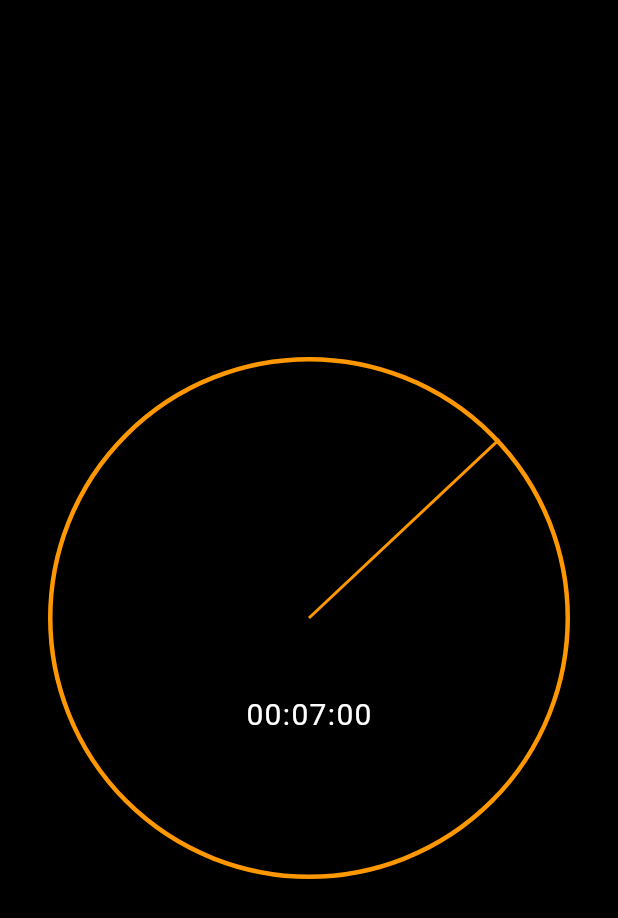
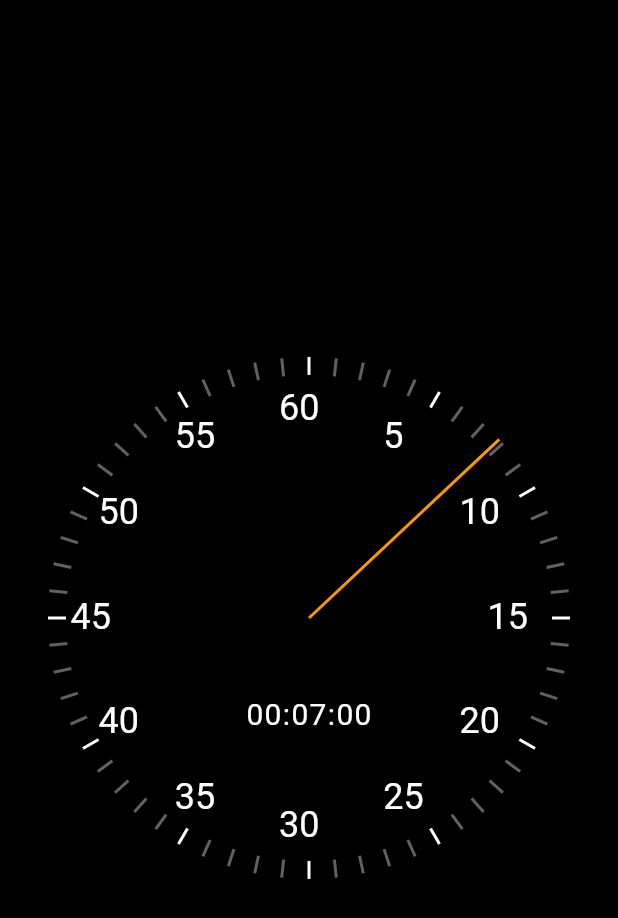
Before and after one commit to Socheath-Horl/stopwatch, a Flutter app: the screen it shows after launch, on a phone screen of 412 x 824 dp. Shown: the top 918 px of the screen. Run offline on Flutter 3.47's test engine with Material 2 defaults, Android fonts, the phone set to English and light mode, and no system bars.

Commit message:
render clock

```diff
--- /dev/null
+++ b/lib/ui/clock_markers.dart
@@ -0,0 +1,32 @@
+import 'dart:math';
+
+import 'package:flutter/material.dart';
+
+class ClockSecondsTickMarker extends StatelessWidget {
+  const ClockSecondsTickMarker({
+    Key? key,
+    required this.seconds,
+    required this.radius,
+  });
+  final int seconds;
+  final double radius;
+
+  @override
+  Widget build(BuildContext context) {
+    final color = seconds % 5 == 0 ? Colors.white : Colors.grey[700];
+    const width = 2.0;
+    const height = 12.0;
+    return Transform(
+      alignment: Alignment.center,
+      transform: Matrix4.identity()
+        ..translate(-width / 2, -height / 2, 0.0)
+        ..rotateZ(2 * pi * (seconds / 60))
+        ..translate(0.0, radius - height / 2, 0.0),
+      child: Container(
+        width: width,
+        height: height,
+        color: color,
+      ),
+    );
+  }
+}
--- /dev/null
+++ b/lib/ui/clock_text_marker.dart
@@ -0,0 +1,36 @@
+import 'dart:math';
+
+import 'package:flutter/material.dart';
+
+class ClockTextMarker extends StatelessWidget {
+  const ClockTextMarker({
+    Key? key,
+    required this.value,
+    required this.maxValue,
+    required this.radius,
+  });
+  final int value;
+  final int maxValue;
+  final double radius;
+
+  @override
+  Widget build(BuildContext context) {
+    const width = 40.0;
+    const height = 30.0;
+    return Transform(
+      alignment: Alignment.center,
+      transform: Matrix4.identity()
+        ..translate(-width / 2, -height / 2, 0.0)
+        ..rotateZ(pi + 2 * pi * (value / maxValue))
+        ..translate(0.0, radius - 35, 0.0)
+        ..rotateZ(pi - 2 * pi * (value / maxValue)),
+      child: SizedBox(
+        child: Text(
+          value.toString(),
+          style: const TextStyle(fontSize: 24),
+          textAlign: TextAlign.center,
+        ),
+      ),
+    );
+  }
+}
--- a/lib/ui/stopwatch_renderer.dart
+++ b/lib/ui/stopwatch_renderer.dart
@@ -2,6 +2,8 @@ import 'dart:math';
 
 import 'package:flutter/material.dart';
 import 'package:stopwatch/ui/clock_hand.dart';
+import 'package:stopwatch/ui/clock_markers.dart';
+import 'package:stopwatch/ui/clock_text_marker.dart';
 
 import 'elapsed_time_text.dart';
 
@@ -18,12 +20,18 @@ class StopwatchRenderer extends StatelessWidget {
   Widget build(BuildContext context) {
     return Stack(
       children: [
-        Container(
-          decoration: BoxDecoration(
-            border: Border.all(width: 3, color: Colors.orange),
-            borderRadius: BorderRadius.circular(radius)
+        for (var i = 0; i < 60; i++)
+          Positioned(
+            left: radius,
+            top: radius,
+            child: ClockSecondsTickMarker(seconds: i, radius: radius),
           ),
-        ),
+        for (var i = 5; i <= 60; i += 5)
+          Positioned(
+            top: radius,
+            left: radius,
+            child: ClockTextMarker(value: i, maxValue: 60, radius: radius),
+          ),
         Positioned(
           left: radius,
           top: radius,
```
Also changed, not shown: 1 other file.
